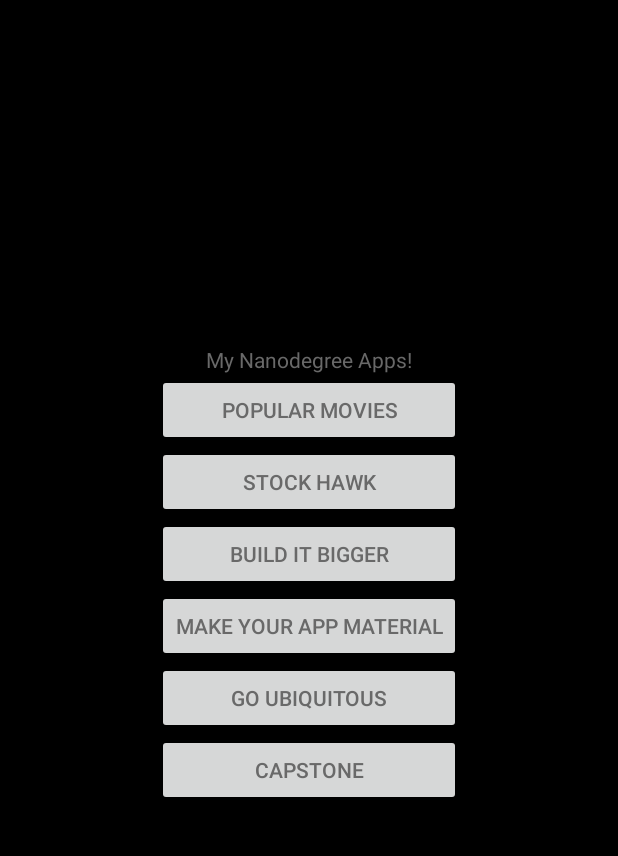
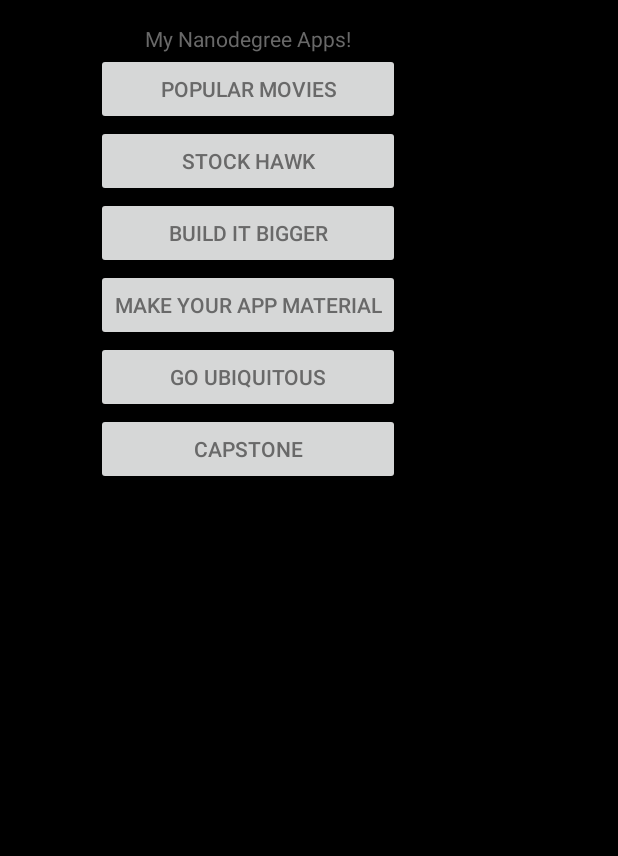
Before and after one commit to R-K-1/My-Apps-Portfolio, an Android app: the screen it shows after launch (MainActivity), on a phone screen of 412 x 824 dp, the part 84-940 px from its top. Run offline under Robolectric (Android 15) with nearby library versions, the phone set to English and light mode, and no system bars.

Commit message:
Eliminating useless relative layout and refactoring to use dimensions from dimens.xml instead of hardcoding.

```diff
--- a/app/src/main/res/layout/content_main.xml
+++ b/app/src/main/res/layout/content_main.xml
@@ -1,26 +1,20 @@
 <?xml version="1.0" encoding="utf-8"?>
-<RelativeLayout
+<ScrollView
     xmlns:android="http://schemas.android.com/apk/res/android"
     xmlns:tools="http://schemas.android.com/tools"
     xmlns:app="http://schemas.android.com/apk/res-auto"
-    android:id="@+id/content_main"
-    android:gravity="center"
-    android:layout_width="match_parent"
-    android:layout_height="match_parent"
+    android:id="@+id/scrollView"
     android:paddingLeft="@dimen/activity_horizontal_margin"
     android:paddingRight="@dimen/activity_horizontal_margin"
     android:paddingTop="@dimen/activity_vertical_margin"
     android:paddingBottom="@dimen/activity_vertical_margin"
+    android:layout_width="wrap_content"
+    android:layout_height="wrap_content"
+    android:gravity="center"
+    android:scrollbars="none"
     app:layout_behavior="@string/appbar_scrolling_view_behavior"
     tools:showIn="@layout/activity_main"
     tools:context="com.example.ray.myapplicationportfolio.MainActivity">
-
-    <ScrollView
-        android:id="@+id/scrollView"
-        android:layout_width="wrap_content"
-        android:layout_height="wrap_content"
-        android:gravity="center"
-        android:scrollbars="none">
 
     <LinearLayout xmlns:android="http://schemas.android.com/apk/res/android"
         android:id="@+id/layout1"
@@ -67,5 +61,3 @@
     </LinearLayout>
 
 </ScrollView>
-
-</RelativeLayout>
--- a/app/src/main/res/values/dimens.xml
+++ b/app/src/main/res/values/dimens.xml
@@ -1,6 +1,6 @@
 <resources>
     <!-- Default screen margins, per the Android Design guidelines. -->
-    <dimen name="activity_horizontal_margin">16dp</dimen>
+    <dimen name="activity_horizontal_margin">64dp</dimen>
     <dimen name="activity_vertical_margin">16dp</dimen>
     <dimen name="fab_margin">16dp</dimen>
 </resources>
```
Lines whose indentation alone changed are shown as unchanged.
